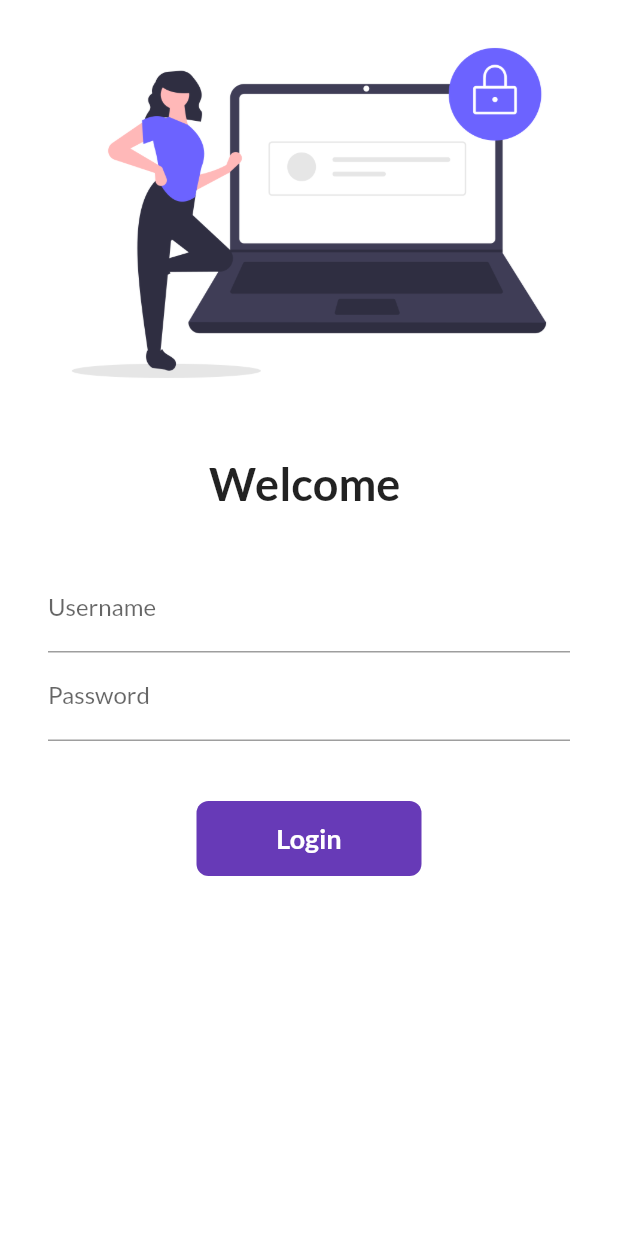
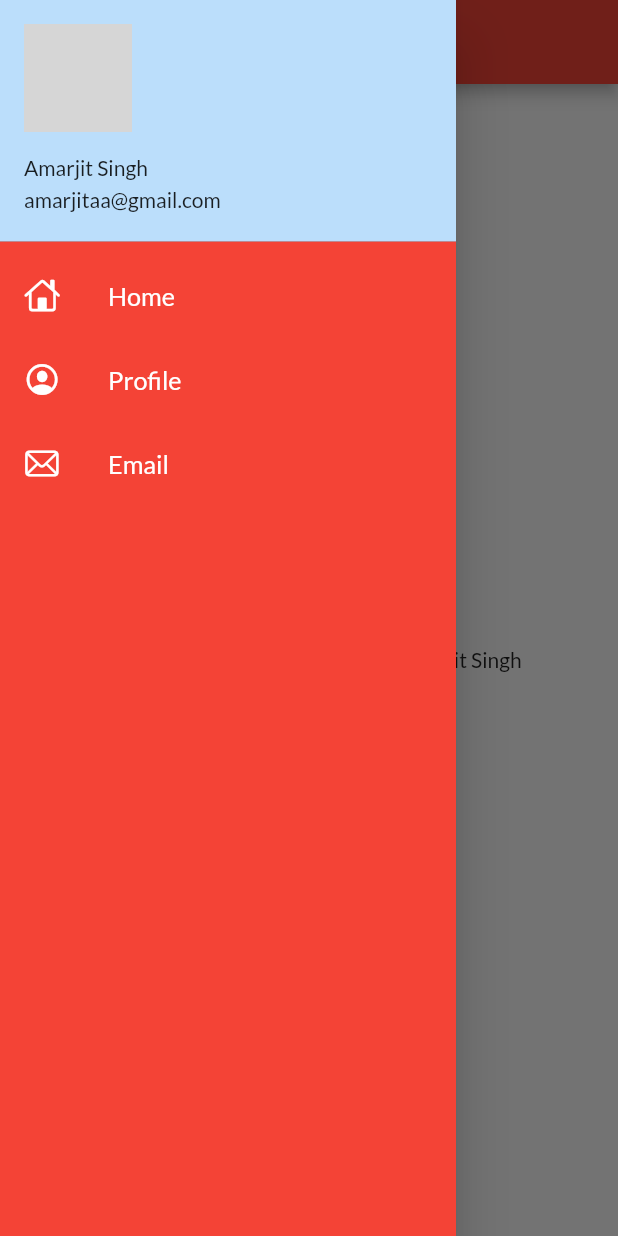
Before and after one commit to amarjitsingh52922/flutterlearn, a Flutter app: the screen it shows after launch, with the side drawer open (before the commit the screen has no drawer), on a phone screen of 412 x 824 dp. Run offline on Flutter 3.47's test engine with Material 2 defaults, Android fonts, the phone set to English and light mode, and no system bars; our stand-ins replace google_fonts; network calls fail; grey boxes are pictures that could not be loaded.

Commit message:
day 9 completed

```diff
--- a/lib/main.dart
+++ b/lib/main.dart
@@ -22,7 +22,7 @@ class MyApp extends StatelessWidget {
       ),
       //  home: HomePage(),
       routes: {
-        "/": (context) => LoginPage(),
+        "/": (context) => HomePage(),
         MyRoutes.homeRoute: (context) => HomePage(),
         MyRoutes.loginRoute: (context) => LoginPage(),
       },
--- a/lib/pages/home_page.dart
+++ b/lib/pages/home_page.dart
@@ -1,3 +1,4 @@
+import 'package:firstapp/widgets/drawer.dart';
 import 'package:flutter/material.dart';
 
 class HomePage extends StatelessWidget {
@@ -16,7 +17,7 @@ class HomePage extends StatelessWidget {
           child: Text("Welcome to $days days of flutter by $name"),
         ),
       ),
-      drawer: Drawer(),
+      drawer: MyDrawer(),
     );
   }
 }
--- /dev/null
+++ b/lib/widgets/drawer.dart
@@ -0,0 +1,67 @@
+import 'package:flutter/cupertino.dart';
+import 'package:flutter/material.dart';
+
+class MyDrawer extends StatelessWidget {
+  const MyDrawer({Key? key}) : super(key: key);
+
+  @override
+  Widget build(BuildContext context) {
+    final imageUrl =
+        "https://encrypted-tbn0.gstatic.com/images?q=tbn:ANd9GcROQwXIEjew3WcYRRRYNRSyD-11_sVpij8ffL5Z4o3LD7pvquwRIHGQryWt-da4Eu0sYSU&usqp=CAU";
+
+    return Drawer(
+      child: Container(
+        color: Colors.red,
+        child: ListView(
+          children: [
+            DrawerHeader(
+                padding: EdgeInsets.zero,
+                child: UserAccountsDrawerHeader(
+                  decoration: BoxDecoration(color: Colors.blue.shade100),
+                  margin: EdgeInsets.zero,
+                  accountName: Text("Amarjit Singh"),
+                  accountEmail: Text("amarjitaa@gmail.com"),
+                  // currentAccountPicture: Image.network(imageUrl),
+                  currentAccountPicture: CircleAvatar(
+                    backgroundImage: NetworkImage(imageUrl),
+                  ),
+                )),
+            ListTile(
+              leading: Icon(
+                CupertinoIcons.home,
+                color: Colors.white,
+              ),
+              title: Text(
+                "Home",
+                textScaleFactor: 1.2,
+                style: TextStyle(color: Colors.white),
+              ),
+            ),
+            ListTile(
+              leading: Icon(
+                CupertinoIcons.profile_circled,
+                color: Colors.white,
+              ),
+              title: Text(
+                "Profile",
+                textScaleFactor: 1.2,
+                style: TextStyle(color: Colors.white),
+              ),
+            ),
+            ListTile(
+              leading: Icon(
+                CupertinoIcons.mail,
+                color: Colors.white,
+              ),
+              title: Text(
+                "Email",
+                textScaleFactor: 1.2,
+                style: TextStyle(color: Colors.white),
+              ),
+            ),
+          ],
+        ),
+      ),
+    );
+  }
+}
```
